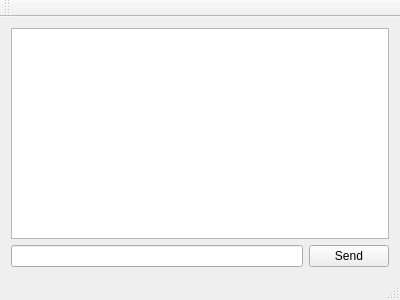
First picture: the form in Sketches/Chat/MainWindow.ui, repository tehme/Outlaw, before the edit.
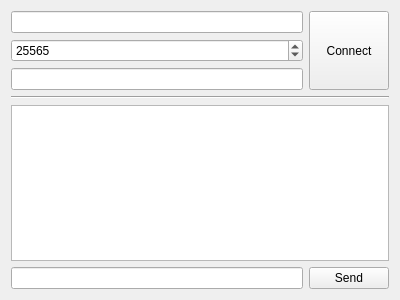
Second picture: the form after the edit.

Commit message: Sketches/Chat: moved connect/disconnect functionality to MainWindow.

Diff of the .ui file:
```diff
--- a/Sketches/Chat/MainWindow.ui
+++ b/Sketches/Chat/MainWindow.ui
@@ -15,44 +15,64 @@
   </property>
   <widget class="QWidget" name="centralWidget">
    <layout class="QGridLayout" name="gridLayout">
-    <item row="0" column="0" colspan="2">
-     <widget class="QTextEdit" name="textEdit">
+    <item row="4" column="0" colspan="2">
+     <widget class="QTextEdit" name="chatWindow">
       <property name="readOnly">
        <bool>true</bool>
       </property>
      </widget>
     </item>
-    <item row="1" column="0">
-     <widget class="QLineEdit" name="lineEdit"/>
+    <item row="5" column="0">
+     <widget class="QLineEdit" name="sayLineEdit"/>
     </item>
-    <item row="1" column="1">
-     <widget class="QPushButton" name="pushButton">
+    <item row="5" column="1">
+     <widget class="QPushButton" name="sendButton">
       <property name="text">
        <string>Send</string>
       </property>
      </widget>
     </item>
+    <item row="0" column="0">
+     <widget class="QLineEdit" name="hostLineEdit"/>
+    </item>
+    <item row="2" column="0">
+     <widget class="QLineEdit" name="nameLineEdit"/>
+    </item>
+    <item row="0" column="1" rowspan="3">
+     <widget class="QPushButton" name="connectButton">
+      <property name="sizePolicy">
+       <sizepolicy hsizetype="Minimum" vsizetype="Expanding">
+        <horstretch>0</horstretch>
+        <verstretch>0</verstretch>
+       </sizepolicy>
+      </property>
+      <property name="text">
+       <string>Connect</string>
+      </property>
+     </widget>
+    </item>
+    <item row="1" column="0">
+     <widget class="QSpinBox" name="portSpinBox">
+      <property name="minimum">
+       <number>1</number>
+      </property>
+      <property name="maximum">
+       <number>65535</number>
+      </property>
+      <property name="value">
+       <number>25565</number>
+      </property>
+     </widget>
+    </item>
+    <item row="3" column="0" colspan="2">
+     <widget class="Line" name="line">
+      <property name="orientation">
+       <enum>Qt::Horizontal</enum>
+      </property>
+     </widget>
+    </item>
    </layout>
   </widget>
-  <widget class="QMenuBar" name="menuBar">
-   <property name="geometry">
-    <rect>
-     <x>0</x>
-     <y>0</y>
-     <width>400</width>
-     <height>21</height>
-    </rect>
-   </property>
-  </widget>
-  <widget class="QToolBar" name="mainToolBar">
-   <attribute name="toolBarArea">
-    <enum>TopToolBarArea</enum>
-   </attribute>
-   <attribute name="toolBarBreak">
-    <bool>false</bool>
-   </attribute>
-  </widget>
-  <widget class="QStatusBar" name="statusBar"/>
  </widget>
  <layoutdefault spacing="6" margin="11"/>
  <resources/>
```
Left out of the diff: 9 changed lines with no effect on the pictures. The commit also changes 4 other files.
